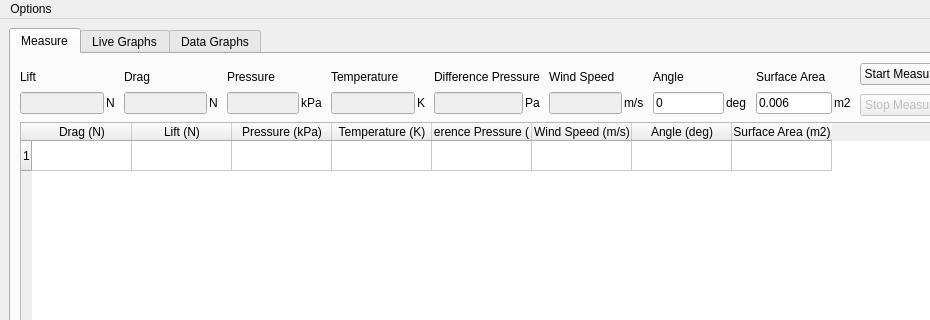
First picture: the form in ui/main.ui, repository KasperVaessen/WindReader, before the edit; both pictures show x 0 to 930 and y 0 to 320 of the 1078 by 621 pixel window.
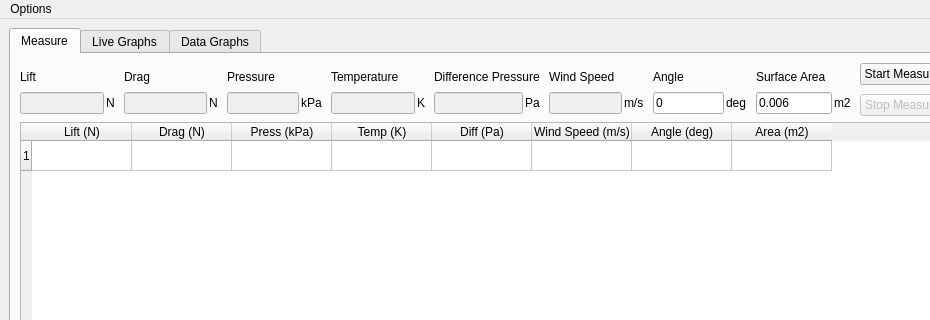
Second picture: the form after the edit. Custom widgets are drawn as their Qt base class.

Commit message: Changed to material design

Diff of the .ui file:
```diff
--- a/ui/main.ui
+++ b/ui/main.ui
@@ -376,6 +376,9 @@
         </item>
         <item>
          <widget class="QTableWidget" name="tableWidget">
+          <property name="sizeAdjustPolicy">
+           <enum>QAbstractScrollArea::AdjustIgnored</enum>
+          </property>
           <property name="showDropIndicator" stdset="0">
            <bool>true</bool>
           </property>
@@ -385,12 +388,37 @@
           <property name="sortingEnabled">
            <bool>false</bool>
           </property>
+          <property name="wordWrap">
+           <bool>true</bool>
+          </property>
+          <property name="cornerButtonEnabled">
+           <bool>true</bool>
+          </property>
+          <attribute name="horizontalHeaderCascadingSectionResizes">
+           <bool>false</bool>
+          </attribute>
+          <attribute name="horizontalHeaderHighlightSections">
+           <bool>true</bool>
+          </attribute>
+          <attribute name="horizontalHeaderShowSortIndicator" stdset="0">
+           <bool>false</bool>
+          </attribute>
+          <attribute name="horizontalHeaderStretchLastSection">
+           <bool>false</bool>
+          </attribute>
+          <attribute name="verticalHeaderCascadingSectionResizes">
+           <bool>false</bool>
+          </attribute>
+          <attribute name="verticalHeaderHighlightSections">
+           <bool>true</bool>
+          </attribute>
+          <attribute name="verticalHeaderShowSortIndicator" stdset="0">
+           <bool>false</bool>
+          </attribute>
+          <attribute name="verticalHeaderStretchLastSection">
+           <bool>false</bool>
+          </attribute>
           <row/>
-          <column>
-           <property name="text">
-            <string>Drag (N)</string>
-           </property>
-          </column>
           <column>
            <property name="text">
             <string>Lift (N)</string>
@@ -398,17 +426,22 @@
           </column>
           <column>
            <property name="text">
-            <string>Pressure (kPa)</string>
+            <string>Drag (N)</string>
            </property>
           </column>
           <column>
            <property name="text">
-            <string>Temperature (K)</string>
+            <string>Press (kPa)</string>
            </property>
           </column>
           <column>
            <property name="text">
-            <string>Difference Pressure (Pa)</string>
+            <string>Temp (K)</string>
+           </property>
+          </column>
+          <column>
+           <property name="text">
+            <string>Diff (Pa)</string>
            </property>
           </column>
           <column>
@@ -423,10 +456,10 @@
           </column>
           <column>
            <property name="text">
-            <string>Surface Area (m2)</string>
+            <string>Area (m2)</string>
            </property>
           </column>
-          <item row="0" column="0">
+          <item row="0" column="1">
            <property name="text">
             <string/>
            </property>
```
The commit also changes 3 other files.
